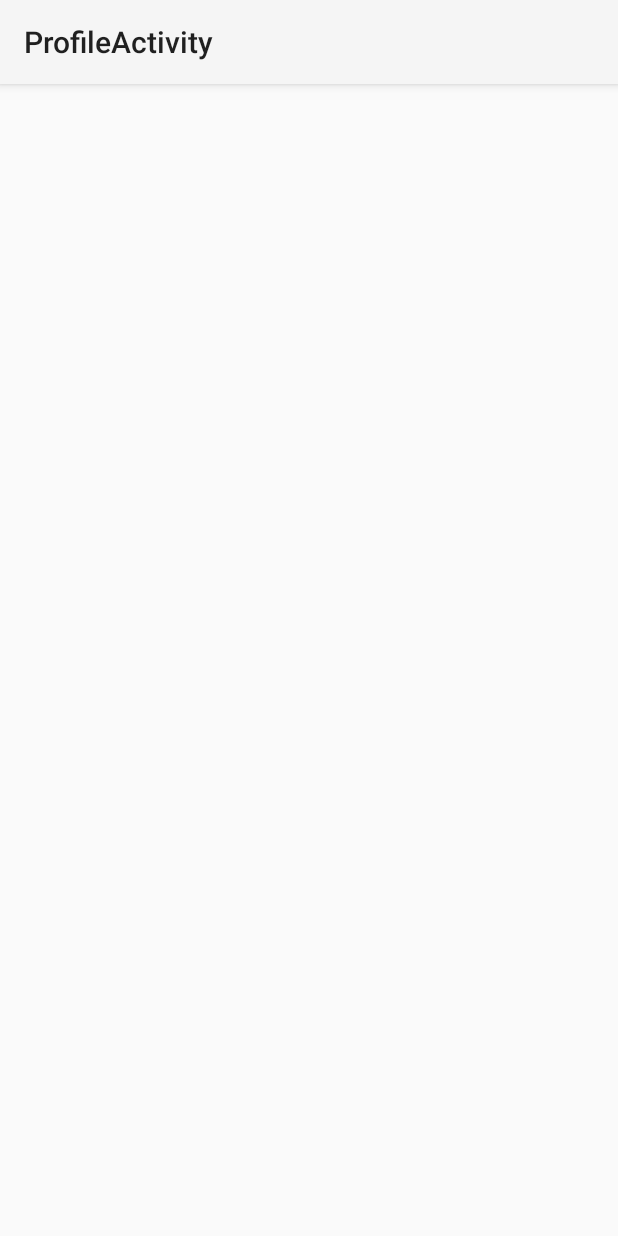
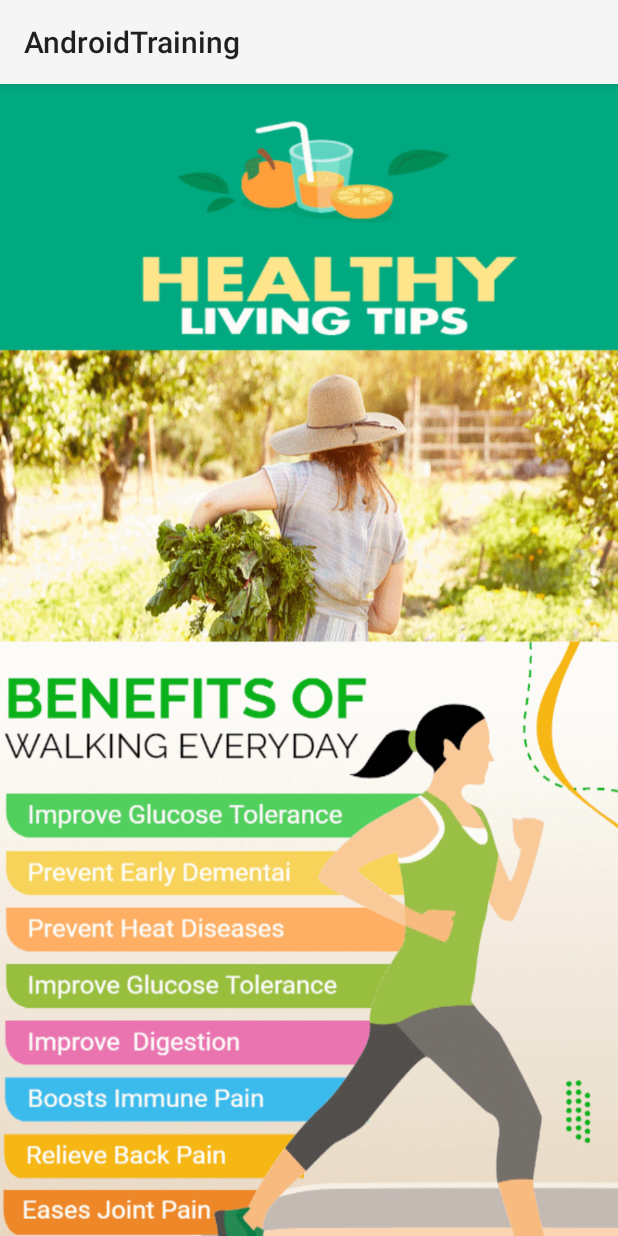
Before and after one commit to Ravinnpawar/AndroidTraining, an Android app: the first screen one second after launch (ProfileActivity before the commit, SplashScreenActivity after it), on a phone screen of 412 x 824 dp. Run offline under Robolectric (Android 15) with nearby library versions, the phone set to English and light mode, and no system bars.

Commit message:
New Activitu Added, Added SplashActivity Added Drawable

```diff
--- /dev/null
+++ b/app/src/main/java/com/mobileappguru/androidtraining/SplashScreenActivity.kt
@@ -0,0 +1,22 @@
+package com.mobileappguru.androidtraining
+
+import android.content.Intent
+import androidx.appcompat.app.AppCompatActivity
+import android.os.Bundle
+import android.os.Handler
+import android.util.Log
+
+class SplashScreenActivity : AppCompatActivity() {
+    override fun onCreate(savedInstanceState: Bundle?) {
+        super.onCreate(savedInstanceState)
+        setContentView(R.layout.activity_splash_screen)
+
+        Log.i(localClassName,"On Splash Screen")
+        Handler().postDelayed({
+            startActivity(Intent(this,ProfileActivity::class.java))
+            Log.i(localClassName,"" +
+                    "Running Handler")
+            finish()
+        },2000)
+    }
+}
--- /dev/null
+++ b/app/src/main/res/layout/activity_splash_screen.xml
@@ -0,0 +1,16 @@
+<?xml version="1.0" encoding="utf-8"?>
+<RelativeLayout xmlns:android="http://schemas.android.com/apk/res/android"
+    xmlns:app="http://schemas.android.com/apk/res-auto"
+    xmlns:tools="http://schemas.android.com/tools"
+    android:layout_width="match_parent"
+    android:layout_height="match_parent"
+    tools:context=".SplashScreenActivity">
+
+    <androidx.appcompat.widget.AppCompatImageView
+        android:layout_width="match_parent"
+        android:src="@drawable/splashhealthtips"
+        android:scaleType="fitXY"
+        android:layout_height="match_parent"/>
+
+
+</RelativeLayout>
--- a/app/src/main/res/values/colors.xml
+++ b/app/src/main/res/values/colors.xml
@@ -2,4 +2,7 @@
 <resources>
     <color name="black">#FF000000</color>
     <color name="white">#FFFFFFFF</color>
+    <color name="green">#00FF00</color>
+    <color name="blue">#0000FF</color>
+    <color name="yellow">#FFFF00</color>
 </resources>
--- a/app/src/main/res/values/strings.xml
+++ b/app/src/main/res/values/strings.xml
@@ -48,4 +48,5 @@
         vestibulum. Fusce dictum libero quis erat maximus, vitae volutpat diam dignissim.
     </string>
     <string name="todo_something">TODO Something</string>
+    <string name="hello_i_am_ajay">Hello I am Ajay</string>
 </resources>
```
Also changed, not shown: app/src/main/AndroidManifest.xml (+22 -7 lines), app/src/main/java/com/mobileappguru/androidtraining/LayoutsExampleActivity.kt (added, +11 -0 lines), app/src/main/java/com/mobileappguru/androidtraining/ProfileActivity.kt (+9 -1 lines), app/src/main/res/layout/activity_layouts_example.xml (added, +72 -0 lines), app/src/main/res/drawable/splashhealthtips.png (added).
